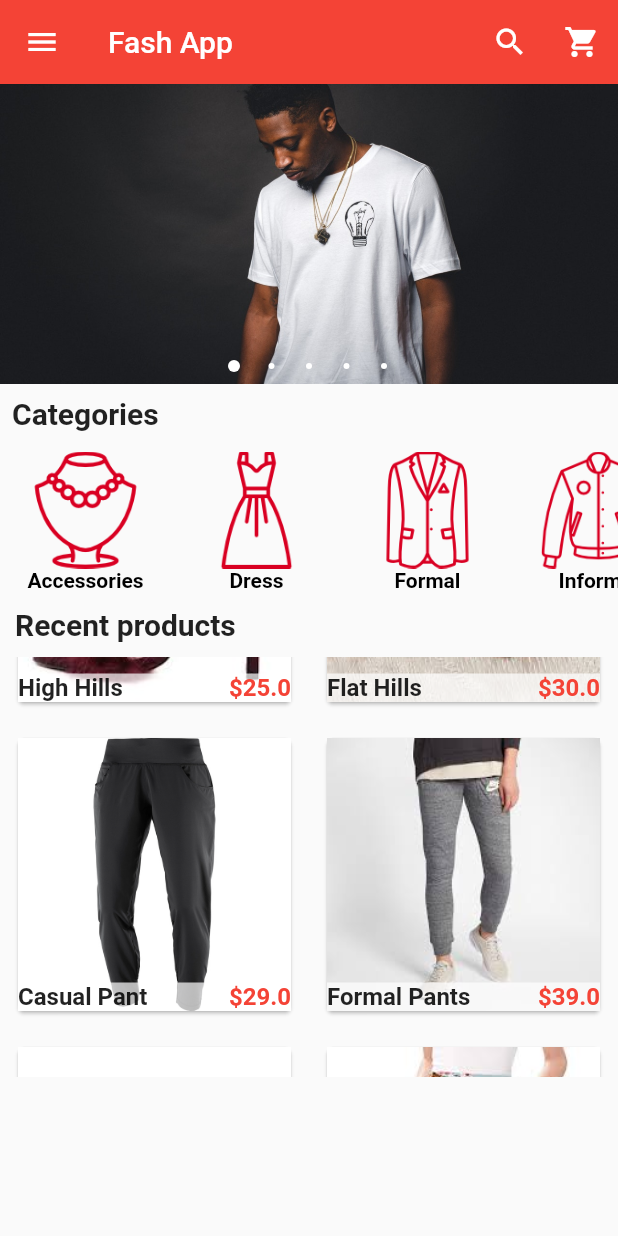
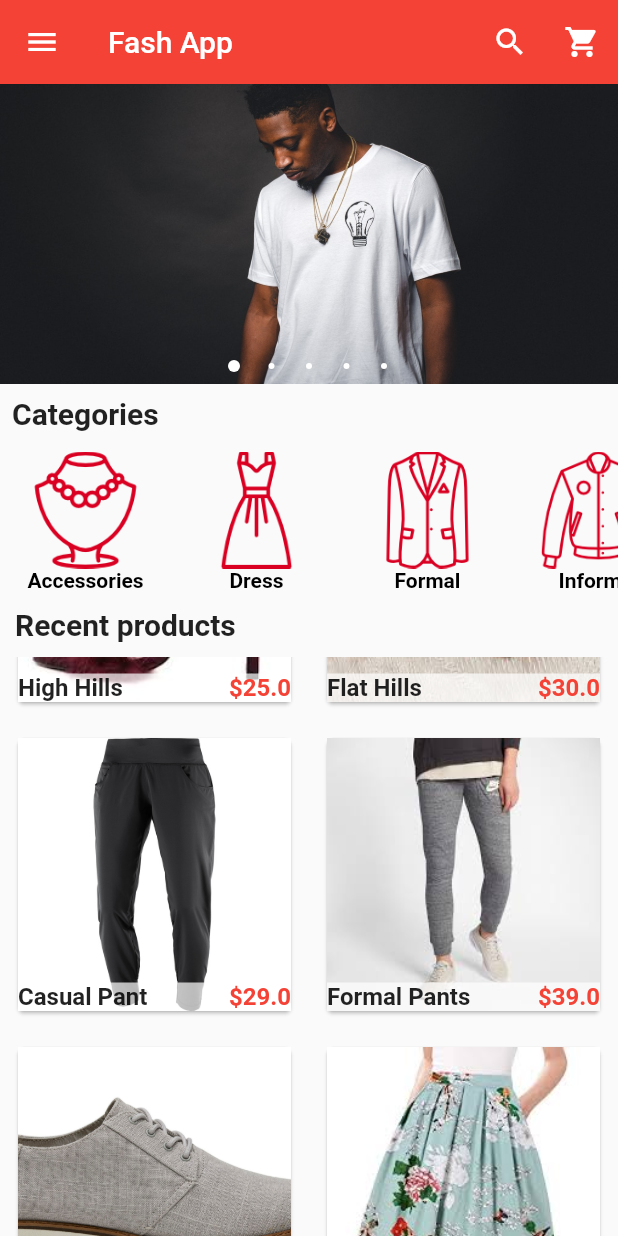
Before and after one commit to bikashKatwal/flutter_ecom, a Flutter app: the screen it shows after launch, scrolled down 576 dp, on a phone screen of 412 x 824 dp. Run offline on Flutter 3.47's test engine with Material 2 defaults, Android fonts, the phone set to English and light mode, and no system bars; drawn by our look-alikes of carousel_pro.

Commit message:
increase height

```diff
--- a/lib/screens/home_screen.dart
+++ b/lib/screens/home_screen.dart
@@ -89,7 +89,7 @@ class HomeScreen extends StatelessWidget {
 
               //? Product listed
               Container(
-                height: 280,
+                height: 400,
                 child: ProductsWidget(),
               )
             ],
```
